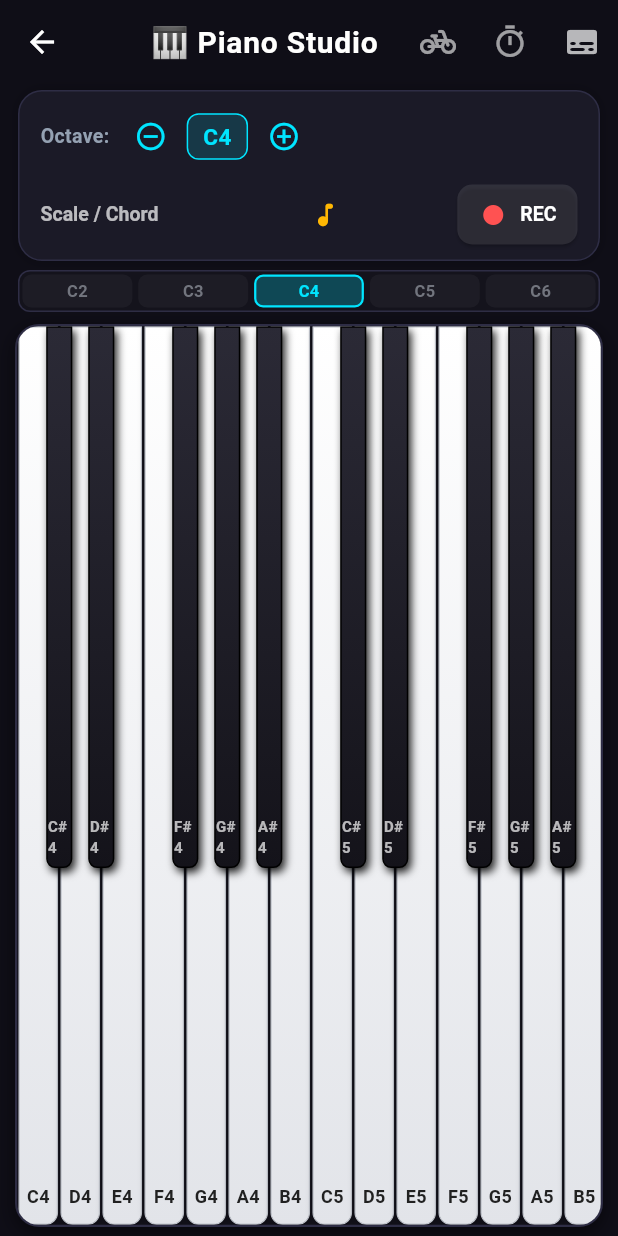
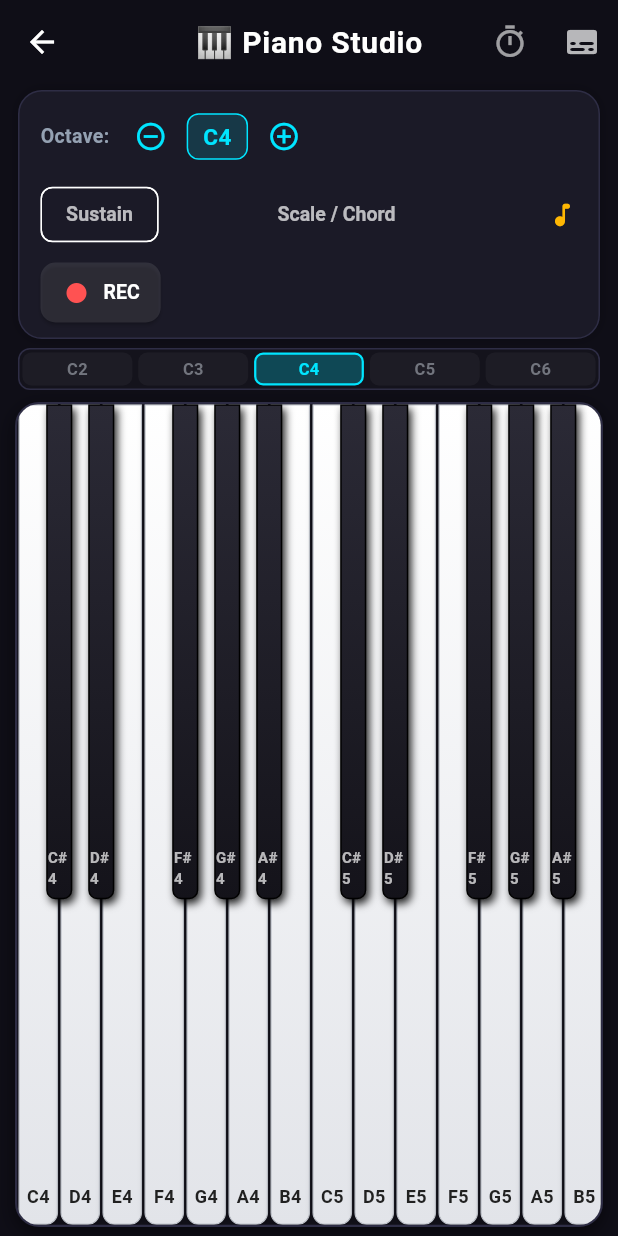
Before and after one commit to Pyush/surjam, a Flutter app: the PianoScreen screen opened directly, on a phone screen of 412 x 824 dp. Run offline on Flutter 3.47's test engine with Material 3 defaults, Android fonts, the phone set to English and light mode, and no system bars; our stand-ins replace audioplayers, flutter_animate, google_mobile_ads, shared_preferences; missing offline and left inert: record; accounts and stored records are empty; network calls fail; statements that could not run were skipped.

Commit message:
Move ads off instrument screens; add drum tap vibration and sustain chip
- Remove banner ads from the 13 instrument screens so ads never sit next
  to keys, pads or strum buttons (AdMob accidental-click policy).
- Light vibration on manual drum pad, tabla and dholak strikes, with a
  Settings toggle; automated loops stay silent.
- Replace the bicycle sustain icon with a labelled Sustain chip.

Co-Authored-By: Claude Opus 5.5 <noreply@anthropic.com>

```diff
--- /dev/null
+++ b/lib/core/feedback/tap_feedback.dart
@@ -0,0 +1,12 @@
+import 'package:flutter/services.dart';
+import '../storage/storage_service.dart';
+
+/// Light vibration when the player strikes a drum, so pads feel like real surfaces.
+/// Only for direct taps; automated playback (loops, sequencers) stays silent.
+class TapFeedback {
+  static void strike() {
+    if (StorageService().getHapticsEnabled()) {
+      HapticFeedback.lightImpact();
+    }
+  }
+}
--- a/lib/features/bansuri/screens/bansuri_screen.dart
+++ b/lib/features/bansuri/screens/bansuri_screen.dart
@@ -4,7 +4,6 @@ import '../models/bansuri_model.dart';
 import '../providers/bansuri_provider.dart';
 import '../widgets/bansuri_flute_widget.dart';
 import '../../../core/theme/app_colors.dart';
-import '../../../shared/widgets/banner_ad_widget.dart';
 
 class BansuriScreen extends StatelessWidget {
   const BansuriScreen({super.key});
@@ -160,9 +159,6 @@ class BansuriScreen extends StatelessWidget {
                   ),
 
                   const SizedBox(height: 4),
-
-                  // 4. ADMOB BANNER
-                  const BannerAdWidget(),
                 ],
               ),
             ),
--- a/lib/features/dholak/screens/dholak_screen.dart
+++ b/lib/features/dholak/screens/dholak_screen.dart
@@ -4,7 +4,6 @@ import '../models/dholak_model.dart';
 import '../providers/dholak_provider.dart';
 import '../widgets/dholak_surface_widget.dart';
 import '../../../core/theme/app_colors.dart';
-import '../../../shared/widgets/banner_ad_widget.dart';
 
 class DholakScreen extends StatelessWidget {
   const DholakScreen({super.key});
@@ -182,9 +181,6 @@ class DholakScreen extends StatelessWidget {
                   ),
 
                   const SizedBox(height: 4),
-
-                  // 4. ADMOB BANNER
-                  const BannerAdWidget(),
                 ],
               ),
             ),
--- a/lib/features/djlooper/screens/dj_looper_screen.dart
+++ b/lib/features/djlooper/screens/dj_looper_screen.dart
@@ -4,7 +4,6 @@ import '../models/dj_looper_model.dart';
 import '../providers/dj_looper_provider.dart';
 import '../widgets/dj_loop_matrix_widget.dart';
 import '../../../core/theme/app_colors.dart';
-import '../../../shared/widgets/banner_ad_widget.dart';
 
 class DJLooperScreen extends StatelessWidget {
   const DJLooperScreen({super.key});
@@ -123,9 +122,6 @@ class DJLooperScreen extends StatelessWidget {
                   ),
 
                   const SizedBox(height: 4),
-
-                  // 3. ADMOB BANNER
-                  const BannerAdWidget(),
                 ],
               ),
             ),
--- a/lib/features/drumpad/providers/drumpad_provider.dart
+++ b/lib/features/drumpad/providers/drumpad_provider.dart
@@ -1,5 +1,6 @@
 import 'package:flutter/foundation.dart';
 import '../../../core/audio/audio_engine.dart';
+import '../../../core/feedback/tap_feedback.dart';
 import '../models/drum_pad_model.dart';
 
 class DrumPadProvider extends ChangeNotifier {
@@ -17,6 +18,7 @@ class DrumPadProvider extends ChangeNotifier {
   void triggerPad(DrumPadModel pad) {
     _activePadId = pad.id;
     AudioEngine().playDrumPad(pad.soundKey, kit: _selectedKit.id);
+    TapFeedback.strike();
     notifyListeners();
 
     Future.delayed(const Duration(milliseconds: 120), () {
--- a/lib/features/drumpad/screens/drumpad_screen.dart
+++ b/lib/features/drumpad/screens/drumpad_screen.dart
@@ -4,7 +4,6 @@ import '../models/drum_pad_model.dart';
 import '../providers/drumpad_provider.dart';
 import '../widgets/pad_grid_widget.dart';
 import '../../../core/theme/app_colors.dart';
-import '../../../shared/widgets/banner_ad_widget.dart';
 
 class DrumPadScreen extends StatelessWidget {
   const DrumPadScreen({super.key});
@@ -28,7 +27,6 @@ class DrumPadScreen extends StatelessWidget {
                   child: PadGridWidget(),
                 ),
               ),
-              BannerAdWidget(),
             ],
           ),
         ),
--- a/lib/features/guitar/screens/guitar_screen.dart
+++ b/lib/features/guitar/screens/guitar_screen.dart
@@ -4,7 +4,6 @@ import '../providers/guitar_provider.dart';
 import '../models/guitar_chord_model.dart';
 import '../widgets/fretboard_widget.dart';
 import '../../../core/theme/app_colors.dart';
-import '../../../shared/widgets/banner_ad_widget.dart';
 
 class GuitarScreen extends StatelessWidget {
   const GuitarScreen({super.key});
@@ -95,9 +94,6 @@ class GuitarScreen extends StatelessWidget {
                       ),
                     ),
                   ],
-
-                  // 4. AdMob Banner Ad
-                  const BannerAdWidget(),
                 ],
               ),
             ),
--- a/lib/features/harmonium/screens/harmonium_screen.dart
+++ b/lib/features/harmonium/screens/harmonium_screen.dart
@@ -3,7 +3,6 @@ import 'package:provider/provider.dart';
 import '../providers/harmonium_provider.dart';
 import '../widgets/harmonium_keyboard_widget.dart';
 import '../../../core/theme/app_colors.dart';
-import '../../../shared/widgets/banner_ad_widget.dart';
 
 class HarmoniumScreen extends StatelessWidget {
   const HarmoniumScreen({super.key});
@@ -59,8 +58,6 @@ class HarmoniumScreen extends StatelessWidget {
                       child: HarmoniumKeyboardWidget(),
                     ),
                   ),
-
-                  const BannerAdWidget(),
                 ],
               ),
             ),
--- a/lib/features/piano/screens/piano_screen.dart
+++ b/lib/features/piano/screens/piano_screen.dart
@@ -6,7 +6,6 @@ import '../widgets/keyboard_widget.dart';
 import '../widgets/piano_minimap_widget.dart';
 import '../../../core/theme/app_colors.dart';
 import '../../../core/audio/metronome_service.dart';
-import '../../../shared/widgets/banner_ad_widget.dart';
 
 class PianoScreen extends StatelessWidget {
   const PianoScreen({super.key});
@@ -28,16 +27,6 @@ class PianoScreen extends StatelessWidget {
         title: const Text('🎹 Piano Studio'),
         centerTitle: true,
         actions: [
-          // Sustain Toggle
-          IconButton(
-            icon: Icon(
-              Icons.pedal_bike_rounded,
-              color: provider.sustain ? AppColors.pianoGold : Colors.white60,
-            ),
-            tooltip: 'Sustain Pedal',
-            onPressed: () => provider.toggleSustain(),
-          ),
-
           // Metronome Toggle
           IconButton(
             icon: Icon(
@@ -82,9 +71,6 @@ class PianoScreen extends StatelessWidget {
                 child: const KeyboardWidget(),
               ),
             ),
-
-            // 6. AdMob Banner Ad
-            const BannerAdWidget(),
           ],
         ),
       ),
@@ -133,6 +119,21 @@ class PianoScreen extends StatelessWidget {
                   onPressed: provider.octave < 6 ? () => provider.setOctave(provider.octave + 1) : null,
                 ),
               ],
+            ),
+
+            // Sustain Pedal Toggle
+            FilterChip(
+              label: const Text('Sustain'),
+              selected: provider.sustain,
+              tooltip: 'Sustain pedal: keys keep sounding after release',
+              selectedColor: AppColors.pianoGold,
+              checkmarkColor: Colors.black,
+              labelStyle: TextStyle(
+                color: provider.sustain ? Colors.black : Colors.white70,
+                fontWeight: FontWeight.bold,
+                fontSize: 13,
+              ),
+              onSelected: (_) => provider.toggleSustain(),
             ),
 
             // Scale & Chord Finder Dropdown
--- a/lib/features/sitar/screens/sitar_screen.dart
+++ b/lib/features/sitar/screens/sitar_screen.dart
@@ -4,7 +4,6 @@ import '../models/sitar_raga_model.dart';
 import '../providers/sitar_provider.dart';
 import '../widgets/sitar_fretboard_widget.dart';
 import '../../../core/theme/app_colors.dart';
-import '../../../shared/widgets/banner_ad_widget.dart';
 
 class SitarScreen extends StatelessWidget {
   const SitarScreen({super.key});
@@ -147,9 +146,6 @@ class SitarScreen extends StatelessWidget {
                   ),
 
                   const SizedBox(height: 4),
-
-                  // BOTTOM ADMOB BANNER
-                  const BannerAdWidget(),
                 ],
               ),
             ),
--- a/lib/features/tabla/providers/tabla_provider.dart
+++ b/lib/features/tabla/providers/tabla_provider.dart
@@ -1,6 +1,7 @@
 import 'dart:async';
 import 'package:flutter/foundation.dart';
 import '../../../core/audio/audio_engine.dart';
+import '../../../core/feedback/tap_feedback.dart';
 import '../../../core/storage/storage_service.dart';
 import '../models/taal_model.dart';
 
@@ -109,6 +110,7 @@ class TablaProvider extends ChangeNotifier {
   void triggerBol(String bol, {bool isAutomated = false}) {
     _lastBolHit = bol;
     AudioEngine().playTablaBol(bol);
+    if (!isAutomated) TapFeedback.strike();
 
     // Determine drum animation triggers
     final key = bol.toLowerCase();
--- a/lib/features/tabla/screens/tabla_screen.dart
+++ b/lib/features/tabla/screens/tabla_screen.dart
@@ -5,7 +5,6 @@ import '../models/taal_model.dart';
 import '../widgets/tabla_surface_widget.dart';
 import '../widgets/taal_step_sequencer_widget.dart';
 import '../../../core/theme/app_colors.dart';
-import '../../../shared/widgets/banner_ad_widget.dart';
 
 class TablaScreen extends StatelessWidget {
   const TablaScreen({super.key});
@@ -54,9 +53,6 @@ class TablaScreen extends StatelessWidget {
                 child: TablaSurfaceWidget(),
               ),
             ),
-
-            // 4. AdMob Banner Ad
-            const BannerAdWidget(),
           ],
         ),
       ),
--- a/lib/features/tuner/screens/tuner_screen.dart
+++ b/lib/features/tuner/screens/tuner_screen.dart
@@ -5,7 +5,6 @@ import '../providers/tuner_provider.dart';
 import '../widgets/needle_meter_widget.dart';
 import '../widgets/vocal_pitch_graph_widget.dart';
 import '../../../core/theme/app_colors.dart';
-import '../../../shared/widgets/banner_ad_widget.dart';
 
 class TunerScreen extends StatelessWidget {
   const TunerScreen({super.key});
@@ -182,9 +181,6 @@ class TunerScreen extends StatelessWidget {
                       ),
                     ),
                   ),
-
-                  // 5. ADMOB BANNER
-                  const BannerAdWidget(),
                 ],
               ),
             ),
--- a/lib/features/ukulele/screens/ukulele_screen.dart
+++ b/lib/features/ukulele/screens/ukulele_screen.dart
@@ -4,7 +4,6 @@ import '../models/ukulele_model.dart';
 import '../providers/ukulele_provider.dart';
 import '../widgets/ukulele_fretboard_widget.dart';
 import '../../../core/theme/app_colors.dart';
-import '../../../shared/widgets/banner_ad_widget.dart';
 
 class UkuleleScreen extends StatelessWidget {
   const UkuleleScreen({super.key});
@@ -100,9 +99,6 @@ class UkuleleScreen extends StatelessWidget {
                   ),
 
                   const SizedBox(height: 4),
-
-                  // 3. ADMOB BANNER
-                  const BannerAdWidget(),
                 ],
               ),
             ),
--- a/lib/features/violin/screens/violin_screen.dart
+++ b/lib/features/violin/screens/violin_screen.dart
@@ -2,7 +2,6 @@ import 'package:flutter/material.dart';
 import 'package:provider/provider.dart';
 import '../providers/violin_provider.dart';
 import '../widgets/fingerboard_widget.dart';
-import '../../../shared/widgets/banner_ad_widget.dart';
 
 class ViolinScreen extends StatelessWidget {
   const ViolinScreen({super.key});
@@ -25,7 +24,6 @@ class ViolinScreen extends StatelessWidget {
                   child: FingerboardWidget(),
                 ),
               ),
-              BannerAdWidget(),
             ],
           ),
         ),
--- a/lib/features/xylophone/screens/xylophone_screen.dart
+++ b/lib/features/xylophone/screens/xylophone_screen.dart
@@ -3,7 +3,6 @@ import 'package:provider/provider.dart';
 import '../providers/xylophone_provider.dart';
 import '../widgets/xylophone_bars_widget.dart';
 import '../../../core/theme/app_colors.dart';
-import '../../../shared/widgets/banner_ad_widget.dart';
 
 class XylophoneScreen extends StatelessWidget {
   const XylophoneScreen({super.key});
@@ -75,9 +74,6 @@ class XylophoneScreen extends StatelessWidget {
                   ),
 
                   const SizedBox(height: 4),
-
-                  // Bottom Banner Ad
-                  const BannerAdWidget(),
                 ],
               ),
             ),
```
Also changed, not shown: lib/core/storage/storage_service.dart (+9 -0 lines), lib/features/dholak/providers/dholak_provider.dart (+6 -4 lines), lib/features/settings/screens/settings_screen.dart (+22 -0 lines), 1 other file.
